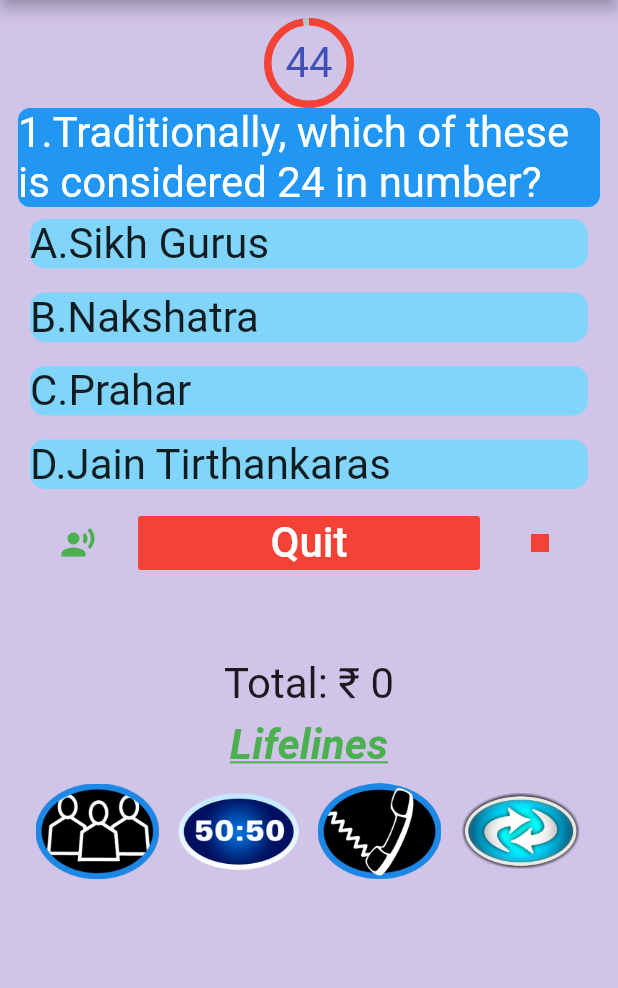
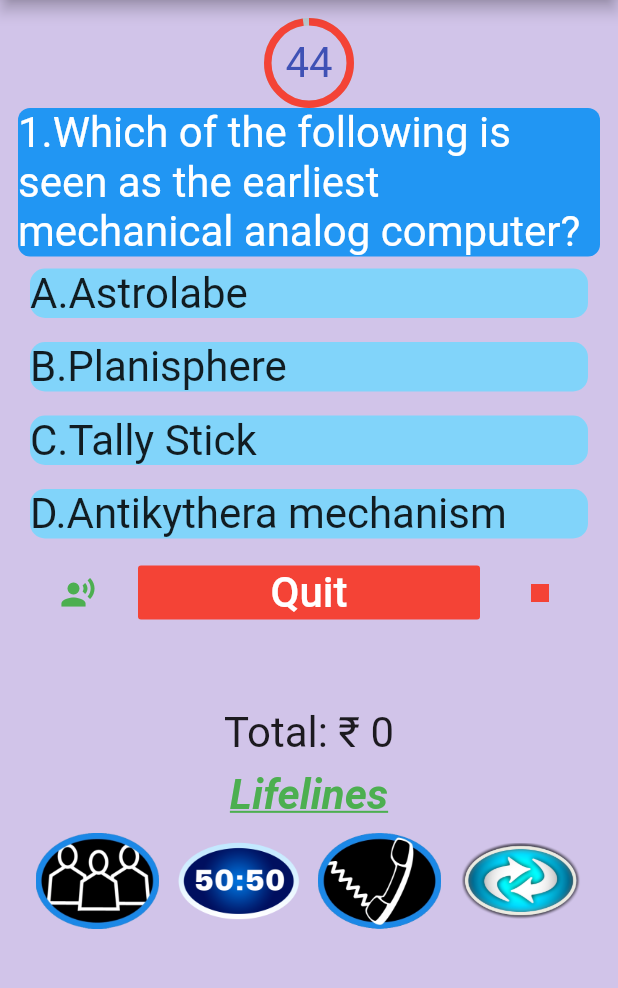
Before and after one commit to simransrivastava01/KBC, a Flutter app: the MyHomePage screen opened directly, on a phone screen of 412 x 824 dp, the part 84-1072 px from its top. Run offline on Flutter 3.47's test engine with Material 2 defaults, Android fonts, the light colour scheme and no system bars; drawn by our look-alikes of percent_indicator; our stand-ins replace audioplayers, fluttertoast, simple_animations; missing offline and left inert: flutter_text_to_speech; network calls fail.

Commit message:
added questions

```diff
--- a/lib/data.dart
+++ b/lib/data.dart
@@ -1,223 +1,223 @@
 import 'dart:math';
 
 List<String> questions = [
-  "In ODI Cricket, who created the record of scoring the fastest century in just 31 balls ?",
-  "If you call someone ‘Makkhichoos’ then what are you calling him ?",
-  "How many players of a Kho-Kho team can play on the field during the match ?",
-  'Which of these Indian cities is closest to the Pakistani city of Lahore ?',
-  'The language spoken by the people by Pakistan is ?',
-  'The term“Googly” is associated with ?',
-  'India first took part in the olympic games in the year ?',
-  'Who are Kangaroos ?',
-  'Oval stadium in England is associated with ?',
-  'In 2011 India won the World Cup. Who was adjudicated as the man of the series in the tournament ? ',
-  'Who invented Aeroplane?',
-  'Who among the following invented the Email ?',
-  'The existence of isotopes was discovered by?',
-  'Who wrote the Book “Gandhi and Stalin" ?',
-  'The famous book “The General Theory of Employment, Interest and Money” is written by?',
-  'The author of the book “Zest for Life” is?',
-  'The National Game of India is',
-  'Where did British first open their factories in Eastern part of India',
-  'Under Akbar, the Mir Bakshi was required to look after',
-  'Flats and high heels are variants of which of these?',
-  'Which colour is mixed in equal parts with red to obtain pink?',
-  'Which of these fibers is obtained from the stem of a plant?',
-  'In January 2019, the Indian Parliament passed a bill that allows 10% reservations in jobs and educational institutes for which of these?',
-  'Which of these is not part of the “marketing mix,” or the “4 Ps” of marketing?',
-  'Traditionally, which of these is considered 24 in number?',
-  'In which of the following would you find the smallest bone in the body of an adult human being?',
-  'In mythology, which of these kings had his wife’s gold statue kept by his side while performing an Ashwamedha Yagna?',
-  'After which act of terrorism was NIA, the National Investigation Agency, formed with special powers to probe terror crimes?',
-  'Walking a straight-line path from Shillong to Kolkata could take you through which of these countries?',
+  "Name the person who had written the first worm written for computer i.e. “The Morris worm’’?",
+  "Which are the two of the most commonly used languages for CGI Common Gateway Interface scripts?",
+  "Which of these is not a programming language?",
+  'What does the command prompt uses?',
+  'Which out of the following can be called as modifiers?',
+  'Which out of the following helps in quickly help you rename a file or folder?',
+  'In which year did IBM developed ORTRAN High Level programming languages used to write scientific applications?',
+  'Which out the following is a scripting language?',
+  'What is the full of form ALU?',
+  'How many way are there to carry out floating-point operation? ',
+  'Which browser is provided with the latest versions of Windows 10?',
+  'Which out of the following is not a GUI based operating system?',
+  'Sillico Sapines is also called as what:',
+  'What is a bug?',
+  'What did Marcain E Huff invent?',
+  'What file is used to load a config sys file?',
+  'Which of the following is associated with the term like, diskpart, logon, chkdis?',
+  'NTFS uses which out of the following file system?',
+  'Defragmenters are used for what?',
+  'What does FTP stand for?',
+  "Which of the following languages are directly executable by a computer’s CPU?",
+  'Which was the world’s first electronic digital programmable computer?',
+  'Which of the following is the first example of an electromechanical relay computer?',
+  'Who gave the first successful demonstration of use of a simplified analytical engine in computing tables in 1888?',
+  'Which of the following is seen as the earliest mechanical analog computer?',
+  'Which of the following comprise the software components of a computer?',
+  'Which menu in MS Word can be used to change character size and typeface?',
+  'Which option in File pull-down menu is used to close a file in MSWord?',
+  'Graphics for word processor',
   'What is the minimum age to sign up for Facebook?',
-  'What is the name of the brothers who played for Mumbai Indians?',
-  'Which is the first man-made plastic?',
-  'According to Valmiki Ramayana, who was the wife of Vibhishana?',
-  'The Mahatma Gandhi IT and Biotechnology Park, inaugurated in June in Grand-Bassam, is in which African Country?'
+  'Which is the part of the computer system that one can physically touch?',
+  'IC chips used in computers are usually made of:',
+  'Which of the following is not an input device?',
+  'bit stands for'
 ];
 List<String> option1 = [
-  'Corey Anderson',
-  'Evil',
-  '10',
-  'Srinagar',
-  'Hindi',
-  'Cricket',
-  '1920',
-  'Bangladesh',
-  'polo',
-  'Virat Kohli',
-  'J. Robert Oppenheimer',
-  'Ralph H. Baer',
-  'Emil Kraepelin',
-  'Raj Narayan',
-  'J.B.Say',
-  'Mark Twain',
-  'Cricket',
-  'Assam',
-  'military affairs',
-  'Apartments',
-  'Purple',
-  'Wool',
-  'Scheduled Castes',
-  'Process',
-  'Sikh Gurus',
-  'Nose',
-  'Krishna',
-  'Mumbai bombings, 2003',
-  'Nepal',
+  'Charles Alderton',
+  'Perl & Java',
+  'BASIC',
+  'Text User Interface TUI',
+  'Keys Num Lock, Backspace, and Tab',
+  'F2',
+  '1956',
+  'Java',
+  'Analyst Logic Unit',
+  '2',
+  'Yandex Browser',
+  'Windows',
+  'USB',
+  'A bug is an error in a software program',
+  'printer',
+  'Ectomorph',
+  'Erase console command',
+  'File Allocation Table',
+  'It is used to arrange data in order to read faster',
+  'Frontside Transistor Protocol',
+  'Modem',
+  'Enigma',
+  'Differential Analyzer',
+  'Henry Babbage',
+  'Astrolabe',
+  'Memory',
+  'View',
+  'New',
+  'Execute',
   'Eleven years',
-  'Chahar',
-  'Bakelite',
-  'Sarama',
-  'Ghana'
+  'Software',
+  'Gold',
+  'VDU',
+  'binary information term'
 ];
 List<String> option2 = [
-  'AB De Villiers',
-  'Humble',
-  '9',
-  'Jaisalmer',
-  'Palauan',
-  'Football',
-  '1928',
-  'Kenya',
-  'Cricket',
-  'Yuvraj Singh',
-  'Kirkpatrick Macmillan',
-  'Vint Cerf',
-  'Trofim Lysenko',
-  'Louis Fisher',
-  'J.M. Keynes',
-  'Virginia Wolf',
-  'Football',
-  'Orissa',
-  'the state treasury',
-  'Mountains',
-  'White',
-  'Silk',
-  'Economically Weaker Sections',
-  'Price',
-  'Nakshatra',
-  'Thigh',
-  'Yudhishthira',
-  'Mumbai attack, 2008',
-  'Bhutan',
+  'Robert Tappan Morris Jr.',
+  'C & Java',
+  'BNF',
+  'GUI (Graphical User Interface).',
+  'Keys, Page Up , Page Down, Print SC',
+  'F0',
+  '1989',
+  'Python',
+  'Arithmetic  Logic Unit',
+  '1',
+  'Amigo',
+  'Solaris',
+  'Hardware',
+  'All of the above',
+  'Microprocessor',
+  'Fpcbol',
+  'Copy Console command',
+  'Master File Table',
+  'It is used to calculate sum used to check the integrity of a file.',
+  'Frequency Transistor Protocol',
+  'Machine Language',
+  'Z2',
+  'Z2',
+  'Charles Babbage',
+  'Planisphere',
+  'BIOS',
+  'Tools',
+  'Close',
+  'Highlight',
   'Twelve years',
-  'Pathan',
-  'Polythene',
-  'Trijata',
-  'Nigeria'
+  'data',
+  'Chromium',
+  'Keyboard',
+  'Bivariate Theory'
 ];
 List<String> option3 = [
-  'Shahid Afridi',
-  'Dishonest',
-  '7',
-  'Amritsar',
-  'Sindhi',
-  'Badminton',
-  '1972',
-  'Pakistan',
-  'Hockey',
-  'MS Dhoni',
-  'Wallace Carothers',
-  'Steve Jobs',
-  'Frederick Soddy',
-  'Anita Desai',
-  'AmartyaSen',
-  'H.G. Walls',
-  'Tennis',
-  'Bihar',
-  'the royal household',
-  'Shoes',
-  'Blue',
-  'Cotton',
-  'Other Backward Classes',
-  'Place',
-  'Prahar',
-  'Ear',
-  'Bharata',
-  'Parliament attack, 2001',
-  'Myanmar',
+  'George Bangs',
+  'Java & C++',
+  'COBOL',
+  'CLI (Command Line Interface)',
+  'Keys Alt, Shift, or Ctrl',
+  'F8',
+  '1978',
+  'Lisp',
+  'Algebraic Logic Unit',
+  '3',
+  'Safari',
+  'Linux',
+  'Computer',
+  'A bug is a virus in the software program',
+  'Scanner',
+  'Dwm',
+  'None',
+  'Nibble File Table',
+  'To copy file faster from one folder to other on same computer',
+  'File Transfer Protocol',
+  'Scanner',
+  'Z3',
+  'Torpedo Data Computer',
+  'Vannevar Bush',
+  'Tally Stick',
+  'Programs',
+  'Data',
+  'Quit',
+  'Peripheral',
   'Thirteen years',
-  'Warner',
-  'Celluloid',
-  'Sulochana',
-  'Cameroon'
+  'Operating System',
+  'Lead',
+  'Mouse',
+  'binary tree'
 ];
 List<String> option4 = [
-  'Rohit Sharma',
-  'Miserly',
-  '8',
-  'Udhampur',
-  'English',
-  'Hockey',
-  '1976',
-  'Australia',
-  'Football',
-  'Zaheer Khan',
-  'Orville & Wilbur Wright',
-  'Shiva Ayyadurai',
-  'Francis Galton',
-  'V.S.Naipaul',
-  'Carincross',
-  'Emile Zola',
-  'Hockey',
-  'Sikkim',
-  'the land revenue system',
-  'Ties',
-  'Orange',
-  'Jute',
-  'Scheduled Tribes',
-  'Product',
-  'Jain Tirthankaras',
-  'Fingers',
-  'Rama',
-  'Uri attack, 2016',
-  'Bangladesh',
+  'William Beldue',
+  'Perl and C++',
+  'FORTRAN',
+  'None of the above',
+  'Keys Tab, caps lock , End',
+  'F9',
+  '1924',
+  'All of the above',
+  'None of the above',
+  '4',
+  'Edge',
+  'Plurix',
+  'Operating system',
+  'A bug is malware in a software program',
+  'CD-ROM',
+  'Pif',
+  'Recovery console command',
+  'New File Table',
+  'bits are transferred from one location to another',
+  'Floating task Protocol',
+  'Printer',
+  'Colossus',
+  'Jacquard Loom',
+  'H.W. Nieman',
+  'Antikythera mechanism',
+  'Keyboard',
+  'Format',
+  'Exit',
+  'Clip art',
   'Fourteen years',
-  'Pandya',
-  'Parkesine',
-  'Lankini',
-  'Ivory Coast'
+  'hardware',
+  'Silicon',
+  'Light Pen',
+  'binary digit'
 ];
 List<String> answers = [
-  'AB De Villiers',
-  'Miserly',
-  '9',
-  'Amritsar',
-  'Sindhi',
-  'Cricket',
-  '1920',
-  'Australia',
-  'Cricket',
-  'Yuvraj Singh',
-  'Orville & Wilbur Wright',
-  'Shiva Ayyadurai',
-  'Frederick Soddy',
-  'Louis Fisher',
-  'J.M. Keynes',
-  'Emile Zola',
-  'Hockey',
-  'Orissa',
-  'military affairs',
-  'Shoes',
-  'White',
-  'Jute',
-  'Economically Weaker Sections',
-  'Process',
-  'Jain Tirthankaras',
-  'Ear',
-  'Rama',
-  'Mumbai attack, 2008',
-  'Bangladesh',
+  'Robert Tappan Morris Jr.',
+  'Perl and C++',
+  'BNF',
+  'CLI (Command Line Interface)',
+  'Keys Alt, Shift, or Ctrl',
+  'F2',
+  '1956',
+  'All of the above',
+  'Arithmetic  Logic Unit',
+  '1',
+  'Edge',
+  'Plurix',
+  'Computer',
+  'All of the above',
+  'Microprocessor',
+  'Pif',
+  'Recovery console command',
+  'Master File Table',
+  'It is used to arrange data in order to read faster',
+  'File Transfer Protocol',
+  'Machine Language',
+  'Colossus',
+  'Z2',
+  'Henry Babbage',
+  'Antikythera mechanism',
+  'Programs',
+  'Format',
+  'Close',
+  'Clip art',
   'Thirteen years',
-  'Pandya',
-  'Parkesine',
-  'Sarama',
-  'Ivory Coast'
+  'hardware',
+  'Silicon',
+  'VDU',
+  'binary digit'
 ];
 
-List<int> amount=[
+List<int> amount = [
   1000,
   2000,
   5000,
@@ -237,154 +237,294 @@ List<int> amount=[
 ];
 
 //Audience Poll options
-List<int> aOp1=[20,5,10,13,6,93,63,5,0,2,10,1,25,12,12,2,40,23,73,8,21,15,13,45,10,31,10,13,26,20,8,13,33,21];
-List<int> aOp2=[60,6,85,25,20,2,12,2,97,98,2,35,15,74,69,6,3,63,12,12,36,35,61,19,13,5,33,49,14,25,21,35,23,23];
-List<int> aOp3=[5,16,3,58,60,1,10,4,1,0,25,12,56,3,8,21,2,4,8,74,30,12,6,4,34,54,21,15,10,28,9,9,30,11];
-List<int> aOp4=[15,73,2,4,14,4,15,89,2,0,63,52,4,11,11,71,55,10,7,6,13,38,20,32,43,10,36,23,50,27,62,43,14,44];
+List<int> aOp1 = [
+  20,
+  5,
+  10,
+  13,
+  6,
+  93,
+  63,
+  5,
+  0,
+  2,
+  10,
+  1,
+  25,
+  12,
+  12,
+  2,
+  40,
+  23,
+  73,
+  8,
+  21,
+  15,
+  13,
+  45,
+  10,
+  31,
+  10,
+  13,
+  26,
+  20,
+  8,
+  13,
+  33,
+  21
+];
+List<int> aOp2 = [
+  60,
+  6,
+  85,
+  25,
+  20,
+  2,
+  12,
+  2,
+  97,
+  98,
+  2,
+  35,
+  15,
+  74,
+  69,
+  6,
+  3,
+  63,
+  12,
+  12,
+  36,
+  35,
+  61,
+  19,
+  13,
+  5,
+  33,
+  49,
+  14,
+  25,
+  21,
+  35,
+  23,
+  23
+];
+List<int> aOp3 = [
+  5,
+  16,
+  3,
+  58,
+  60,
+  1,
+  10,
+  4,
+  1,
+  0,
+  25,
+  12,
+  56,
+  3,
+  8,
+  21,
+  2,
+  4,
+  8,
+  74,
+  30,
+  12,
+  6,
+  4,
+  34,
+  54,
+  21,
+  15,
+  10,
+  28,
+  9,
+  9,
+  30,
+  11
+];
+List<int> aOp4 = [
+  15,
+  73,
+  2,
+  4,
+  14,
+  4,
+  15,
+  89,
+  2,
+  0,
+  63,
+  52,
+  4,
+  11,
+  11,
+  71,
+  55,
+  10,
+  7,
+  6,
+  13,
+  38,
+  20,
+  32,
+  43,
+  10,
+  36,
+  23,
+  50,
+  27,
+  62,
+  43,
+  14,
+  44
+];
 
 //Fifty Fifty options
 
-List<String> fOp1=[
+List<String> fOp1 = [
   ' ',
   ' ',
-  '10',
+  'COBOL',
   ' ',
-  'Hindi',
-  'Cricket',
-  '1920',
+  'Keys Tab, caps lock , End',
+  'F2',
+  '1956',
   ' ',
   ' ',
-  'Virat Kohli',
-  'J. Robert Oppenheimer',
+  '3',
+  'Safari',
   ' ',
-  'Emil Kraepelin',
-  'Raj Narayan',
+  'Hardware',
+  'A bug is an error in a software program',
   ' ',
   ' ',
-  'Cricket',
-  'Assam',
-  'military affairs',
+  'Erase console command',
+  'File Allocation Table',
+  'It is used to arrange data in order to read faster',
   ' ',
   ' ',
-  'Wool',
+  'Z3',
   ' ',
-  'Process',
+  'Henry Babbage',
   ' ',
-  'Nose',
+  'Keyboard',
   ' ',
   ' ',
-  'Nepal',
+  'Peripheral',
   ' ',
   ' ',
   ' ',
-  'Sarama',
+  'VDU',
   ' '
 ];
-List<String> fOp2=[
-  'AB De Villiers',
+List<String> fOp2 = [
+  'Robert Tappan Morris Jr.',
   ' ',
-  '9',
-  'Jaisalmer',
+  'BNF',
+  'FORTRAN',
   ' ',
-  'Football',
+  'F0',
   ' ',
   ' ',
-  'Cricket',
-  'Yuvraj Singh',
+  'Arithmetic  Logic Unit',
+  '1',
   ' ',
   ' ',
   ' ',
-  'Louis Fisher',
-  'J.M. Keynes',
+  'All of the above',
+  'Microprocessor',
   ' ',
   ' ',
-  'Orissa',
+  'Master File Table',
   ' ',
-  'Mountains',
-  'White',
+  'Frequency Transistor Protocol',
+  'Machine Language',
   ' ',
-  'Economically Weaker Sections',
+  'Z2',
   ' ',
   ' ',
   ' ',
-  'Yudhishthira',
-  'Mumbai attack, 2008',
+  'Data',
+  'Close',
   ' ',
   'Twelve years',
-  'Pathan',
+  'Software',
   'Polythene',
   ' ',
-  'Nigeria'
+  'binary tree'
 ];
-List<String> fOp3=[
+List<String> fOp3 = [
   ' ',
-  'Dishonest',
+  'Java & C++',
   '',
-  'Amritsar',
-  'Sindhi',
+  'CLI (Command Line Interface)',
+  'Keys Alt, Shift, or Ctrl',
   ' ',
   ' ',
-  'Pakistan',
+  'Python',
   ' ',
   ' ',
   ' ',
-  'Steve Jobs',
-  'Frederick Soddy',
+  'Linux',
+  'Computer',
   ' ',
   ' ',
-  'H.G. Walls',
+  'Ectomorph',
   ' ',
   ' ',
-  'the royal household',
-  'Shoes',
-  'Blue',
+  'It is used to calculate sum used to check the integrity of a file.',
+  'File Transfer Protocol',
+  'Printer',
   ' ',
   ' ',
   ' ',
-  'Prahar',
-  'Ear',
+  'Tally Stick',
+  'Programs',
   ' ',
   ' ',
   ' ',
   'Thirteen years',
   ' ',
   ' ',
-  'Sulochana',
+  'Light Pen',
   ' '
 ];
-List<String> fOp4=[
-  'Rohit Sharma',
-  'Miserly',
-  '',
-  ' ',
-  ' ',
-  ' ',
-  '1976',
-  'Australia',
-  'Football',
-  ' ',
-  'Orville & Wilbur Wright',
-  'Shiva Ayyadurai',
-  ' ',
-  ' ',
-  'Carincross',
-  'Emile Zola',
-  'Hockey',
+List<String> fOp4 = [
+  'George Bangs',
+  'Perl and C++',
   ' ',
   ' ',
   ' ',
   ' ',
-  'Jute',
-  'Scheduled Tribes',
-  'Product',
-  'Jain Tirthankaras',
+  '1989',
+  'All of the above',
+  'Algebraic Logic Unit',
   ' ',
-  'Rama',
-  'Uri attack, 2016',
-  'Bangladesh',
+  'Edge',
+  'Plurix',
   ' ',
-  'Pandya',
-  'Parkesine',
   ' ',
-  'Ivory Coast'
+  'printer',
+  'Pif',
+  'Recovery console command',
+  ' ',
+  ' ',
+  ' ',
+  ' ',
+  'Colossus',
+  'Z3',
+  'H.W. Nieman',
+  'Antikythera mechanism',
+  ' ',
+  'Format',
+  'Quit',
+  'Clip art',
+  ' ',
+  'hardware',
+  'Silicon',
+  ' ',
+  'binary digit'
 ];
```
Also changed, not shown: pubspec.lock, 1 other file.
